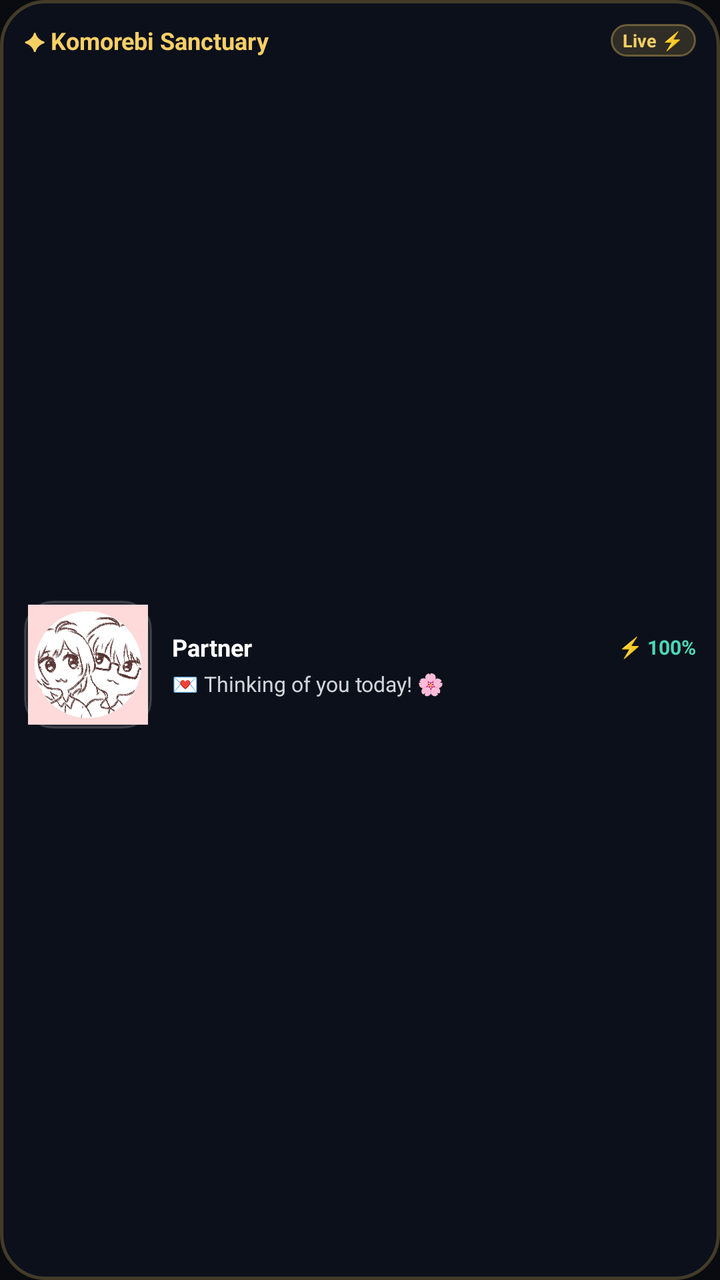
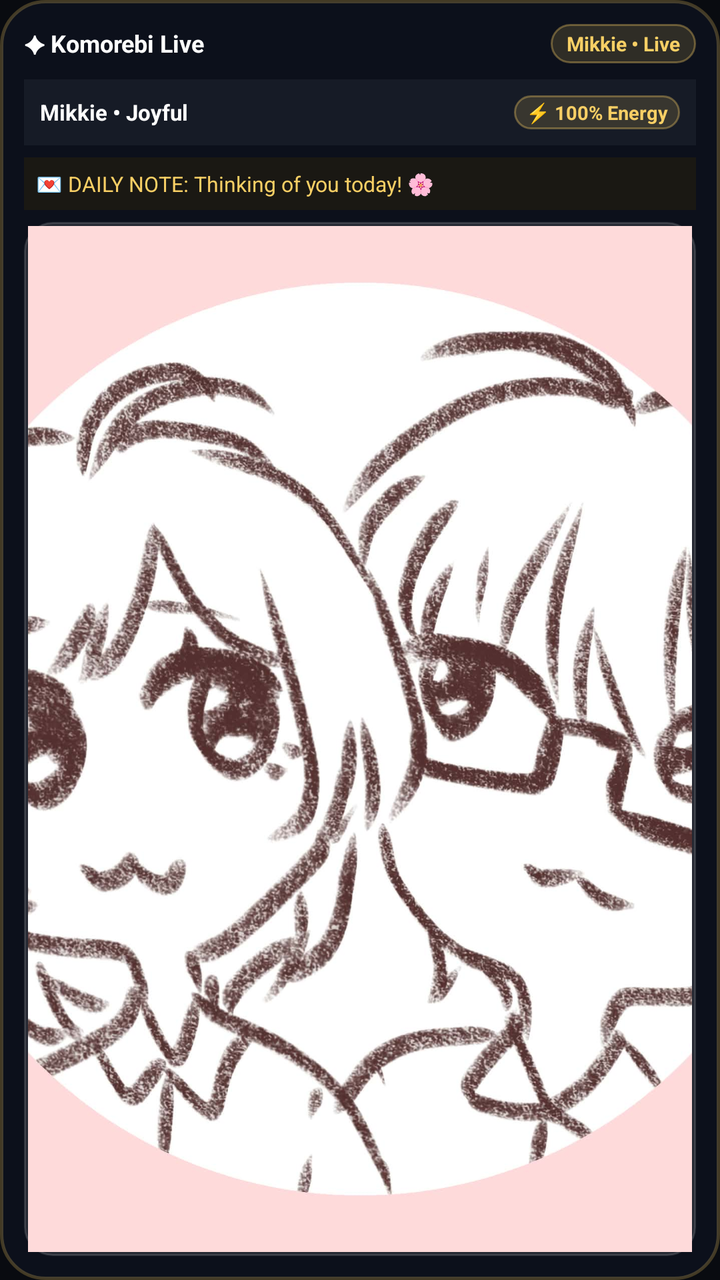

The first picture is an Android layout as it rendered before a commit; the second is the same layout after the commit. The layout source and the unified diff follow.
<!-- AndroidManifest.xml: application theme Theme.Komorebi -->
<!-- res/layout/komorebi_widget.xml -->
<?xml version="1.0" encoding="utf-8"?>
<LinearLayout xmlns:android="http://schemas.android.com/apk/res/android"
    android:id="@+id/widget_root"
    android:layout_width="match_parent"
    android:layout_height="match_parent"
    android:background="@drawable/widget_bg"
    android:orientation="vertical"
    android:padding="12dp">

    
    <LinearLayout
        android:layout_width="match_parent"
        android:layout_height="wrap_content"
        android:gravity="center_vertical"
        android:orientation="horizontal">

        <TextView
            android:id="@+id/widget_title"
            android:layout_width="0dp"
            android:layout_height="wrap_content"
            android:layout_weight="1"
            android:text="✦ Komorebi Sanctuary"
            android:textColor="#F8CF65"
            android:textSize="12sp"
            android:textStyle="bold" />

        <TextView
            android:id="@+id/widget_time_text"
            android:layout_width="wrap_content"
            android:layout_height="wrap_content"
            android:background="@drawable/widget_pill_bg"
            android:paddingHorizontal="6dp"
            android:paddingVertical="2dp"
            android:text="Live ⚡"
            android:textColor="#F8CF65"
            android:textSize="9sp"
            android:textStyle="bold" />
    </LinearLayout>

    
    <LinearLayout
        android:layout_width="match_parent"
        android:layout_height="0dp"
        android:layout_marginTop="8dp"
        android:layout_weight="1"
        android:gravity="center_vertical"
        android:orientation="horizontal">

        
        <FrameLayout
            android:layout_width="64dp"
            android:layout_height="64dp"
            android:layout_marginEnd="10dp"
            android:background="@drawable/widget_snap_bg"
            android:padding="2dp">

            <ImageView
                android:id="@+id/widget_photo_img"
                android:layout_width="match_parent"
                android:layout_height="match_parent"
                android:scaleType="centerCrop"
                android:src="@drawable/ic_launcher" />
        </FrameLayout>

        
        <LinearLayout
            android:layout_width="0dp"
            android:layout_height="wrap_content"
            android:layout_weight="1"
            android:orientation="vertical">

            
            <LinearLayout
                android:layout_width="match_parent"
                android:layout_height="wrap_content"
                android:gravity="center_vertical"
                android:orientation="horizontal">

                <TextView
                    android:id="@+id/widget_partner_title"
                    android:layout_width="0dp"
                    android:layout_height="wrap_content"
                    android:layout_weight="1"
                    android:ellipsize="end"
                    android:maxLines="1"
                    android:text="Partner"
                    android:textColor="#FFFFFF"
                    android:textSize="12sp"
                    android:textStyle="bold" />

                <TextView
                    android:id="@+id/widget_energy_pill"
                    android:layout_width="wrap_content"
                    android:layout_height="wrap_content"
                    android:text="⚡ 100%"
                    android:textColor="#4CD7B6"
                    android:textSize="10sp"
                    android:textStyle="bold" />
            </LinearLayout>

            
            <TextView
                android:id="@+id/widget_whisper_text"
                android:layout_width="match_parent"
                android:layout_height="wrap_content"
                android:layout_marginTop="3dp"
                android:ellipsize="end"
                android:maxLines="2"
                android:text="💌 Thinking of you today! 🌸"
                android:textColor="#D1D5DB"
                android:textSize="10.5sp" />
        </LinearLayout>
    </LinearLayout>

</LinearLayout>
<!-- resources referenced by this layout -->
<resources>
  <!-- drawable ic_launcher: jpg bitmap (drawable, 159829 bytes) -->
  <!-- drawable widget_bg (drawable) -->
  <?xml version="1.0" encoding="utf-8"?>
  <shape xmlns:android="http://schemas.android.com/apk/res/android"
      android:shape="rectangle">
      <solid android:color="#F20D101C" />
      <corners android:radius="22dp" />
      <stroke
          android:width="1.5dp"
          android:color="#3DF8CF65" />
  </shape>
  <!-- drawable widget_pill_bg (drawable) -->
  <?xml version="1.0" encoding="utf-8"?>
  <shape xmlns:android="http://schemas.android.com/apk/res/android"
      android:shape="rectangle">
      <solid android:color="#26F8CF65" />
      <corners android:radius="999dp" />
      <stroke
          android:width="1dp"
          android:color="#59F8CF65" />
  </shape>
  <!-- drawable widget_snap_bg (drawable) -->
  <?xml version="1.0" encoding="utf-8"?>
  <shape xmlns:android="http://schemas.android.com/apk/res/android"
      android:shape="rectangle">
      <solid android:color="#1AFFFFFF" />
      <corners android:radius="14dp" />
      <stroke
          android:width="1dp"
          android:color="#26FFFFFF" />
  </shape>
  <style name="Theme.Komorebi" parent="android:Theme.Material.NoActionBar">
          <item name="android:statusBarColor">#090B10</item>
          <item name="android:navigationBarColor">#090B10</item>
          <item name="android:windowBackground">#090B10</item>
      </style>
</resources>

<!-- the commit's change to res/layout/komorebi_widget.xml (unified diff, before → after) -->
@@ -19,8 +19,8 @@
             android:layout_width="0dp"
             android:layout_height="wrap_content"
             android:layout_weight="1"
-            android:text="✦ Komorebi Sanctuary"
-            android:textColor="#F8CF65"
+            android:text="✦ Komorebi Live"
+            android:textColor="#FFFFFF"
             android:textSize="12sp"
             android:textStyle="bold" />
 
@@ -29,87 +29,78 @@
             android:layout_width="wrap_content"
             android:layout_height="wrap_content"
             android:background="@drawable/widget_pill_bg"
-            android:paddingHorizontal="6dp"
-            android:paddingVertical="2dp"
-            android:text="Live ⚡"
+            android:paddingHorizontal="8dp"
+            android:paddingVertical="3dp"
+            android:text="Mikkie • Live"
             android:textColor="#F8CF65"
-            android:textSize="9sp"
+            android:textSize="10sp"
             android:textStyle="bold" />
     </LinearLayout>
 
     
     <LinearLayout
         android:layout_width="match_parent"
-        android:layout_height="0dp"
+        android:layout_height="wrap_content"
         android:layout_marginTop="8dp"
-        android:layout_weight="1"
+        android:background="#161B26"
         android:gravity="center_vertical"
-        android:orientation="horizontal">
+        android:orientation="horizontal"
+        android:padding="8dp">
 
-        
-        <FrameLayout
-            android:layout_width="64dp"
-            android:layout_height="64dp"
-            android:layout_marginEnd="10dp"
-            android:background="@drawable/widget_snap_bg"
-            android:padding="2dp">
-
-            <ImageView
-                android:id="@+id/widget_photo_img"
-                android:layout_width="match_parent"
-                android:layout_height="match_parent"
-                android:scaleType="centerCrop"
-                android:src="@drawable/ic_launcher" />
-        </FrameLayout>
-
-        
-        <LinearLayout
+        <TextView
+            android:id="@+id/widget_partner_title"
             android:layout_width="0dp"
             android:layout_height="wrap_content"
             android:layout_weight="1"
-            android:orientation="vertical">
+            android:ellipsize="end"
+            android:maxLines="1"
+            android:text="Mikkie • Joyful"
+            android:textColor="#FFFFFF"
+            android:textSize="11sp"
+            android:textStyle="bold" />
 
-            
-            <LinearLayout
-                android:layout_width="match_parent"
-                android:layout_height="wrap_content"
-                android:gravity="center_vertical"
-                android:orientation="horizontal">
-
-                <TextView
-                    android:id="@+id/widget_partner_title"
-                    android:layout_width="0dp"
-                    android:layout_height="wrap_content"
-                    android:layout_weight="1"
-                    android:ellipsize="end"
-                    android:maxLines="1"
-                    android:text="Partner"
-                    android:textColor="#FFFFFF"
-                    android:textSize="12sp"
-                    android:textStyle="bold" />
-
-                <TextView
-                    android:id="@+id/widget_energy_pill"
-                    android:layout_width="wrap_content"
-                    android:layout_height="wrap_content"
-                    android:text="⚡ 100%"
-                    android:textColor="#4CD7B6"
-                    android:textSize="10sp"
-                    android:textStyle="bold" />
-            </LinearLayout>
-
-            
-            <TextView
-                android:id="@+id/widget_whisper_text"
-                android:layout_width="match_parent"
-                android:layout_height="wrap_content"
-                android:layout_marginTop="3dp"
-                android:ellipsize="end"
-                android:maxLines="2"
-                android:text="💌 Thinking of you today! 🌸"
-                android:textColor="#D1D5DB"
-                android:textSize="10.5sp" />
-        </LinearLayout>
+        <TextView
+            android:id="@+id/widget_energy_pill"
+            android:layout_width="wrap_content"
+            android:layout_height="wrap_content"
+            android:background="@drawable/widget_pill_bg"
+            android:paddingHorizontal="6dp"
+            android:paddingVertical="2dp"
+            android:text="⚡ 100% Energy"
+            android:textColor="#F8CF65"
+            android:textSize="9.5sp"
+            android:textStyle="bold" />
     </LinearLayout>
 
+    
+    <TextView
+        android:id="@+id/widget_whisper_text"
+        android:layout_width="match_parent"
+        android:layout_height="wrap_content"
+        android:layout_marginTop="6dp"
+        android:background="#1A1813"
+        android:ellipsize="end"
+        android:maxLines="2"
+        android:padding="6dp"
+        android:text="💌 DAILY NOTE: Thinking of you today! 🌸"
+        android:textColor="#F8CF65"
+        android:textSize="10.5sp" />
+
+    
+    <FrameLayout
+        android:layout_width="match_parent"
+        android:layout_height="0dp"
+        android:layout_marginTop="6dp"
+        android:layout_weight="1"
+        android:background="@drawable/widget_snap_bg"
+        android:padding="2dp">
+
+        <ImageView
+            android:id="@+id/widget_photo_img"
+            android:layout_width="match_parent"
+            android:layout_height="match_parent"
+            android:scaleType="centerCrop"
+            android:src="@drawable/ic_launcher" />
+    </FrameLayout>
+
 </LinearLayout>
